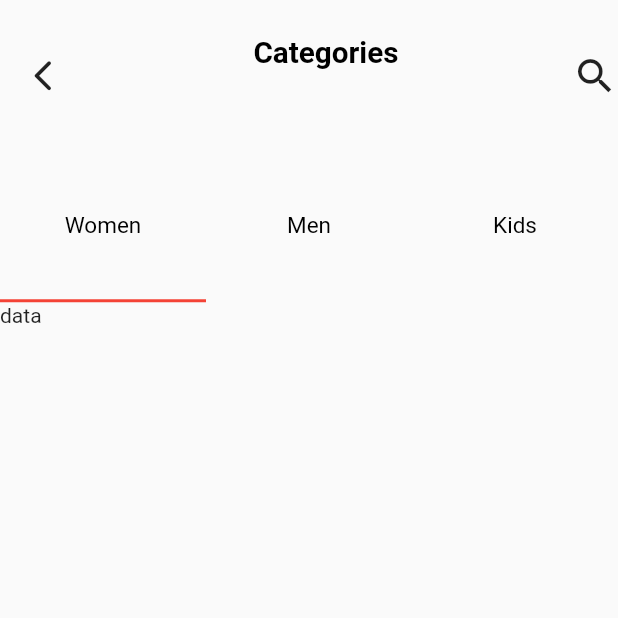
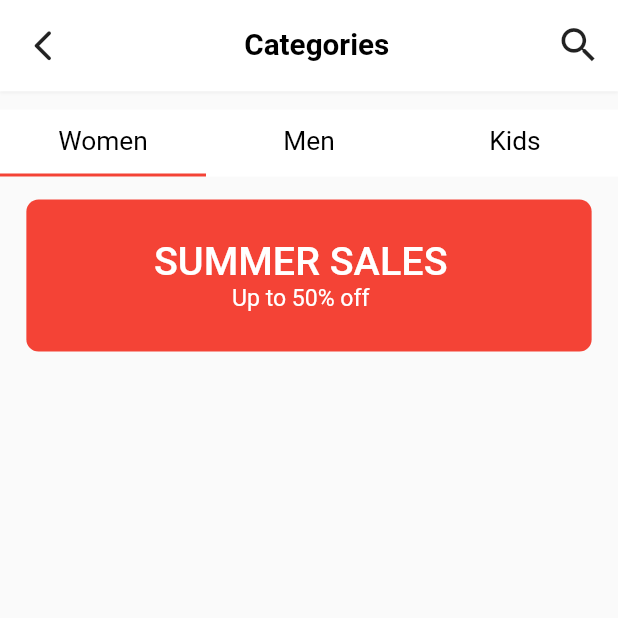
Before and after one commit to yasirbscs2020/e_commerce_app_fashion_sale, a Flutter app: the CategoryPage screen opened directly, on a phone screen of 412 x 824 dp, the top half of it. Run offline on Flutter 3.47's test engine with Material 2 defaults, Android fonts, the phone set to English and light mode, and no system bars; our stand-ins replace flutter_screenutil, image_picker, smooth_star_rating.

Commit message:
categories screen

```diff
--- a/lib/ui/common/categories/category_screen.dart
+++ b/lib/ui/common/categories/category_screen.dart
@@ -26,36 +26,36 @@ class _MyState extends State<CategoryPage> with TickerProviderStateMixin {
         body: Column(
           children: [
             Container(
-              height: 100.h,
-              decoration: BoxDecoration(
+              padding: EdgeInsets.only(right: 10.w),
+              height: 60.h,
+              decoration: const BoxDecoration(
+                color: ColorPathConstants.whiteColor,
                 boxShadow: [
-                  // BoxShadow(
-                  //   color: Colors.grey.withOpacity(0.1),
-                  //   spreadRadius: 1,
-                  //   blurRadius: 1,
-                  //   offset: Offset(1, 4), // changes position of shadow
-                  // ),
+                  BoxShadow(
+                    color: ColorPathConstants.lightGrey,
+                    blurRadius: 1,
+                    offset: Offset(0, 1),
+                  ),
                 ],
               ),
               child: Row(
                 mainAxisAlignment: MainAxisAlignment.spaceBetween,
+                crossAxisAlignment: CrossAxisAlignment.center,
                 children: [
                   const CmsBackButton(),
-                  Padding(
-                    padding: EdgeInsets.only(
-                        left: 14.w, top: 20.h, bottom: 50.h, right: 14.h),
-                    child: Text(
-                      "Categories",
-                      style: CmsTextStyle.getCustomTextStyle(
-                          fontSize: 18.sp, fontWeight: FontWeight.bold),
-                    ),
+                  Text(
+                    "Categories",
+                    style: CmsTextStyle.getCustomTextStyle(
+                        fontSize: 18.sp, fontWeight: FontWeight.bold),
                   ),
                   Icon(Icons.search, size: 30.r),
                 ],
               ),
             ),
+            SizedBox(height: 12.h),
             Container(
-              height: 100,
+              height: 44.h,
+              color: ColorPathConstants.whiteColor,
               child: TabBar(
                 indicatorColor: ColorPathConstants.redColor,
                 controller: _tabController,
@@ -64,27 +64,59 @@ class _MyState extends State<CategoryPage> with TickerProviderStateMixin {
                     padding: EdgeInsets.symmetric(vertical: 8.h),
                     child: Text(
                       'Women',
-                      style: CmsTextStyle.getCustomTextStyle(),
+                      style: CmsTextStyle.getCustomTextStyle(fontSize: 16.sp),
                     ),
                   ),
                   Text(
                     'Men',
-                    style: CmsTextStyle.getCustomTextStyle(),
+                    style: CmsTextStyle.getCustomTextStyle(fontSize: 16.sp),
                   ),
                   Text(
                     'Kids',
-                    style: CmsTextStyle.getCustomTextStyle(),
+                    style: CmsTextStyle.getCustomTextStyle(fontSize: 16.sp),
                   ),
                 ],
               ),
             ),
-            SizedBox(height: 0.6.h),
-            Container(
-              height: 200,
+            SizedBox(height: 15.h),
+            Expanded(
               child: TabBarView(
                 controller: _tabController,
                 children: <Widget>[
-                  Text("data"),
+                  Padding(
+                    padding: EdgeInsets.symmetric(horizontal: 16.w),
+                    child: Column(
+                      children: [
+                        Container(
+                          padding: EdgeInsets.only(right: 10.w),
+                          height: 100.h,
+                          width: 343.w,
+                          decoration: BoxDecoration(
+                              color: ColorPathConstants.redColor,
+                              borderRadius: BorderRadius.circular(8.r)),
+                          child: Column(
+                            mainAxisAlignment: MainAxisAlignment.center,
+                            children: [
+                              Text(
+                                "SUMMER SALES",
+                                style: CmsTextStyle.getCustomTextStyle(
+                                    color: ColorPathConstants.whiteColor,
+                                    fontSize: 24.sp,
+                                    fontWeight: FontWeight.w500),
+                              ),
+                              Text(
+                                "Up to 50% off",
+                                style: CmsTextStyle.getCustomTextStyle(
+                                  color: ColorPathConstants.whiteColor,
+                                  fontSize: 14.sp,
+                                ),
+                              ),
+                            ],
+                          ),
+                        ),
+                      ],
+                    ),
+                  ),
                   Padding(
                     padding:
                         EdgeInsets.symmetric(horizontal: 6.w, vertical: 6.h),
```
